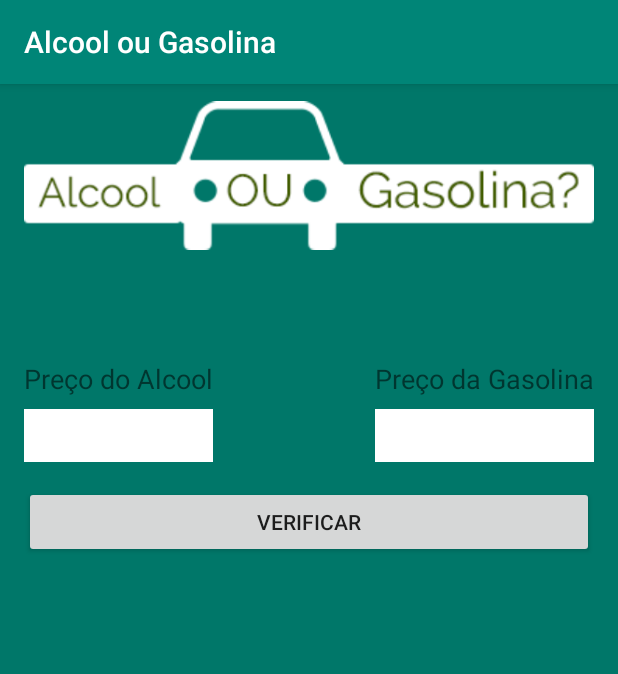
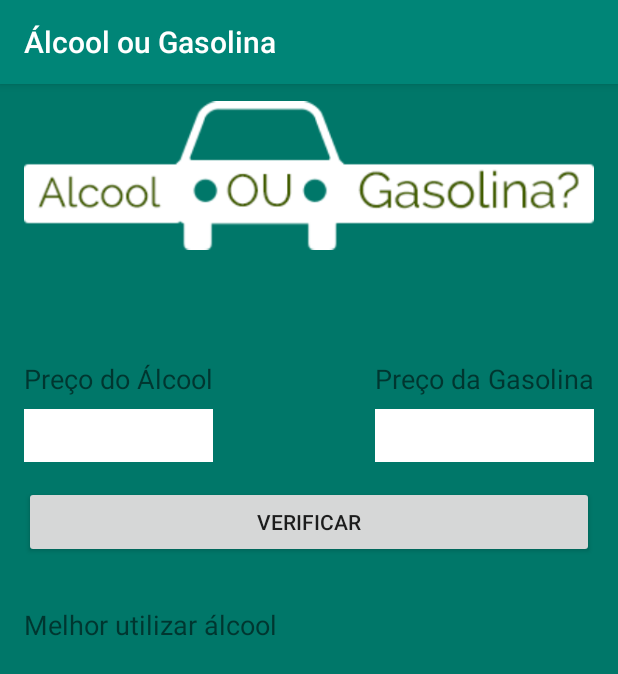
Before and after one commit to inhandui/alcoolougasolina-15apps, an Android app: the screen it shows after launch (MainActivity), after a tap on "VERIFICAR", on a phone screen of 412 x 824 dp. Shown: the top 674 px of the screen. Run offline under Robolectric (Android 15) with nearby library versions, the phone set to English and light mode, and no system bars; 3 statements that could not run were skipped.

Commit message:
Implementing results messages.

```diff
--- a/app/src/main/java/com/cursoandroid/alcoolougasolina/MainActivity.java
+++ b/app/src/main/java/com/cursoandroid/alcoolougasolina/MainActivity.java
@@ -49,10 +49,10 @@ public class MainActivity extends AppCompatActivity {
                 valorGasolina = Double.parseDouble(sPrecoGasolina);
 
                 if ((valorAlcool / valorGasolina) >= 0.7) {
-                    //melhor utilizar gasolina
+                    resultado.setText(getText(R.string.gasolina));
                 }
                 else {
-                    //melhor utilizar alcool
+                    resultado.setText(getText(R.string.alcool));
                 }
 
             }
--- a/app/src/main/res/values/strings.xml
+++ b/app/src/main/res/values/strings.xml
@@ -1,6 +1,8 @@
 <resources>
-    <string name="app_name">Alcool ou Gasolina</string>
-    <string name="preco_alcool">Preço do Alcool</string>
+    <string name="app_name">Álcool ou Gasolina</string>
+    <string name="preco_alcool">Preço do Álcool</string>
     <string name="preco_gasolina">Preço da Gasolina</string>
     <string name="btn_verificar">Verificar</string>
+    <string name="alcool">Melhor utilizar álcool</string>
+    <string name="gasolina">Melhor utilizar gasolina</string>
 </resources>
```
